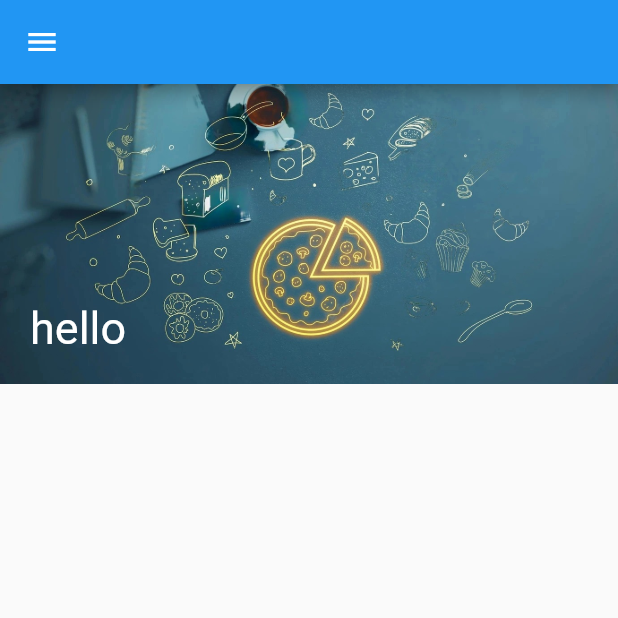
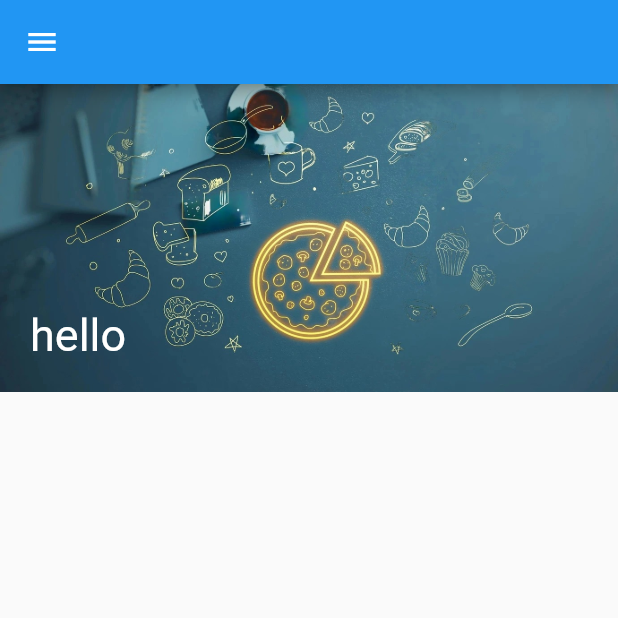
Before and after one commit to smitkachhadiya/myrestaurant, a Flutter app: the HomePageCenter screen opened directly, on a phone screen of 412 x 824 dp, the top half of it. Run offline on Flutter 3.47's test engine with Material 2 defaults, Android fonts, the phone set to English and light mode, and no system bars.

Commit message:
committed successfully

```diff
--- a/lib/HomePageCenter.dart
+++ b/lib/HomePageCenter.dart
@@ -17,7 +17,7 @@ class _HomePageCenterState extends State<HomePageCenter> {
       drawer: NavigationDrawer(),
       body: Column(
         children: [
-        Container(height: 200, width: double.infinity,
+        Container(height: 205, width: double.infinity,
           decoration: const BoxDecoration(
             image: DecorationImage(
                 image: AssetImage("assets/images/home1.png"), fit: BoxFit.cover,),),
```
